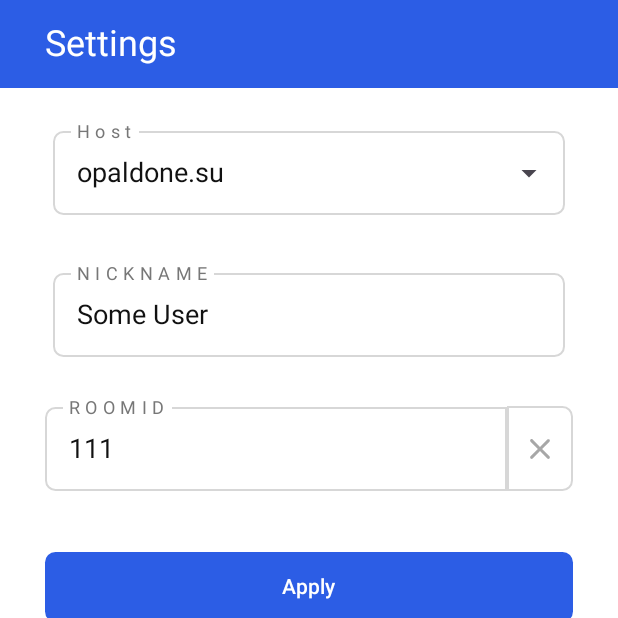
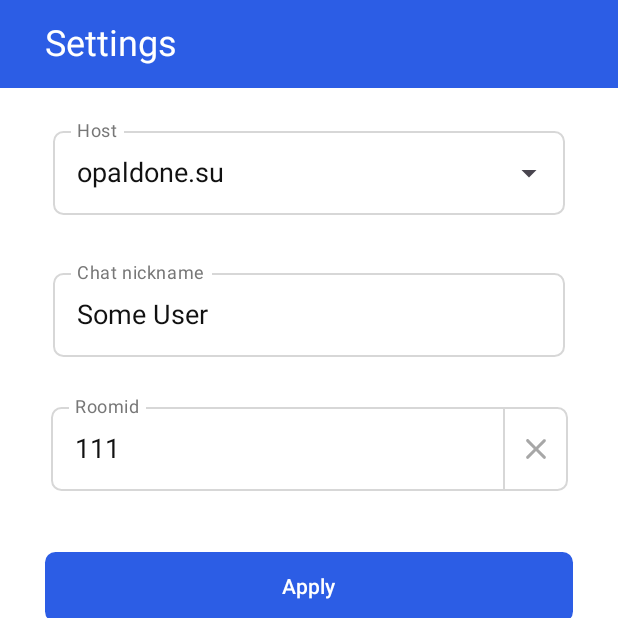
Before and after one commit to opaldone/opaloca, an Android app built with Jetpack Compose: the screen it shows after launch (MainActivity), item 3 of the bottom bar chosen, on a phone screen of 412 x 824 dp, the top half of it. Run offline under Robolectric (Android 15) with nearby library versions, the phone set to English and light mode, and no system bars.

Commit message:
Alarming schedule locaman

```diff
--- a/app/src/main/AndroidManifest.xml
+++ b/app/src/main/AndroidManifest.xml
@@ -7,6 +7,11 @@
   <uses-permission android:name="android.permission.CAMERA" />
   <uses-permission android:name="android.permission.RECORD_AUDIO" />
   <uses-permission android:name="android.permission.MODIFY_AUDIO_SETTINGS" />
+  <uses-permission android:name="android.permission.POST_NOTIFICATIONS" />
+
+  <uses-feature
+    android:name="android.hardware.camera"
+    android:required="false" />
 
   <application
     android:allowBackup="true"
--- a/app/src/main/java/click/opaldone/opaloca/ui/nav/MapScreen.kt
+++ b/app/src/main/java/click/opaldone/opaloca/ui/nav/MapScreen.kt
@@ -1,6 +1,5 @@
 package click.opaldone.opaloca.ui.nav
 
-import android.content.Context
 import androidx.compose.runtime.Composable
 import androidx.compose.ui.viewinterop.AndroidView
 import android.webkit.WebView
@@ -15,11 +14,7 @@ import androidx.compose.runtime.mutableStateOf
 import androidx.compose.runtime.getValue
 import androidx.compose.runtime.setValue
 import android.webkit.JavascriptInterface
-import androidx.navigation.NavController
-import android.widget.Toast
-import android.view.Gravity
 import androidx.compose.runtime.DisposableEffect
-import click.opaldone.opaloca.dts.ShareTools
 import click.opaldone.opaloca.loga.show_log
 
 class MapScreen(private val nav: Navig) {
--- a/app/src/main/java/click/opaldone/opaloca/ui/nav/Navig.kt
+++ b/app/src/main/java/click/opaldone/opaloca/ui/nav/Navig.kt
@@ -18,10 +18,8 @@ import androidx.navigation.compose.rememberNavController
 import androidx.navigation.NavHostController
 import androidx.navigation.compose.composable
 import androidx.navigation.compose.currentBackStackEntryAsState
-import androidx.navigation.NavGraph.Companion.findStartDestination
 import androidx.compose.ui.platform.LocalContext
 import android.app.Activity
-import click.opaldone.opaloca.MainActivity
 import androidx.compose.ui.res.stringResource
 import click.opaldone.opaloca.dts.ShareTools
 import click.opaldone.opaloca.R
@@ -93,7 +91,7 @@ class Navig(val ctx: Context) {
     }
 
     private fun startWithRoomId(roomid: String?): String {
-        var ret = NavRoutes.Settings.route
+        var ret = NavRoutes.Mapa.route
 
         if (roomid != null) {
             ret = NavRoutes.Chat.route
@@ -139,7 +137,7 @@ class Navig(val ctx: Context) {
 
     @Composable
     fun CloseApp() {
-        val activity = (LocalContext.current as? Activity)
+        val activity = (ctx as? Activity)
         activity?.finishAndRemoveTask();
     }
 
--- a/app/src/main/java/click/opaldone/opaloca/ui/nav/SettingsScreen.kt
+++ b/app/src/main/java/click/opaldone/opaloca/ui/nav/SettingsScreen.kt
@@ -14,15 +14,12 @@ import androidx.compose.foundation.layout.Spacer
 import androidx.compose.foundation.layout.fillMaxSize
 import androidx.compose.foundation.layout.fillMaxWidth
 import androidx.compose.foundation.layout.fillMaxHeight
-import androidx.compose.foundation.layout.size
+import androidx.compose.foundation.layout.offset
 import androidx.compose.foundation.layout.height
 import androidx.compose.foundation.layout.padding
-import androidx.compose.foundation.layout.systemBarsPadding
 import androidx.compose.material3.Button
 import androidx.compose.foundation.shape.RoundedCornerShape
 import androidx.compose.material3.ButtonDefaults
-import androidx.compose.material3.TextField
-import androidx.compose.material3.TextFieldDefaults
 
 import androidx.compose.material.icons.Icons
 import androidx.compose.material.icons.rounded.*
@@ -33,13 +30,10 @@ import androidx.compose.material3.IconButtonDefaults
 import androidx.compose.foundation.layout.IntrinsicSize
 
 import androidx.compose.material3.OutlinedTextField
-import androidx.compose.ui.text.input.TextFieldValue
-import androidx.compose.ui.text.TextRange
 import androidx.compose.material3.OutlinedTextFieldDefaults
 import androidx.compose.material3.ExposedDropdownMenuAnchorType
 import androidx.compose.ui.text.TextStyle
 import androidx.compose.ui.Alignment
-import androidx.compose.foundation.layout.Arrangement
 
 import androidx.compose.material3.Text
 import androidx.compose.runtime.getValue
@@ -50,12 +44,9 @@ import androidx.compose.ui.Modifier
 import androidx.compose.ui.graphics.Color
 import androidx.compose.ui.unit.dp
 import androidx.compose.ui.unit.sp
-import androidx.compose.ui.unit.em
 import androidx.compose.ui.res.stringArrayResource
 import androidx.compose.runtime.Composable
 import android.content.Context
-import android.content.Intent
-import androidx.navigation.NavController
 import click.opaldone.opaloca.dts.ShareTools
 import click.opaldone.opaloca.R
 import click.opaldone.opaloca.loga.show_log
@@ -97,7 +88,6 @@ class SettingsScreen(val ctx: Context, val nav: Navig) {
                         text = lbl,
                         fontSize = 12.sp,
                         color = Color(0xff777777),
-                        style = TextStyle(letterSpacing = 0.3.em)
                     )
                 },
                 trailingIcon = { ExposedDropdownMenuDefaults.TrailingIcon(expanded = expa) },
@@ -184,10 +174,9 @@ class SettingsScreen(val ctx: Context, val nav: Navig) {
                     },
                     label = {
                         Text(
-                            text = "NICKNAME",
+                            text = "Chat nickname",
                             fontSize = 12.sp,
-                            color = Color(0xff777777),
-                            style = TextStyle(letterSpacing = 0.3.em)
+                            color = Color(0xff777777)
                         )
                     },
                     colors = OutlinedTextFieldDefaults.colors(
@@ -203,7 +192,11 @@ class SettingsScreen(val ctx: Context, val nav: Navig) {
                 Row(
                     modifier = Modifier
                         .fillMaxWidth()
-                        .height(IntrinsicSize.Max),
+                        .height(IntrinsicSize.Max)
+                        .padding(
+                            start = 4.dp,
+                            end = 2.dp,
+                        ),
                     verticalAlignment = Alignment.Top,
                 ) {
                     OutlinedTextField(
@@ -230,10 +223,9 @@ class SettingsScreen(val ctx: Context, val nav: Navig) {
                         },
                         label = {
                             Text(
-                                text = "ROOMID",
+                                text = "Roomid",
                                 fontSize = 12.sp,
-                                color = Color(0xff777777),
-                                style = TextStyle(letterSpacing = 0.3.em)
+                                color = Color(0xff777777)
                             )
                         },
                         colors = OutlinedTextFieldDefaults.colors(
@@ -246,8 +238,9 @@ class SettingsScreen(val ctx: Context, val nav: Navig) {
 
                     OutlinedIconButton(
                         modifier = Modifier
-                            .padding(top = 7.dp)
+                            .padding(top = 8.dp)
                             .fillMaxHeight()
+                            .offset(x = (-2).dp)
                             .weight(1f),
                         colors = IconButtonDefaults.iconButtonColors(
                             contentColor = Color(0xffa7a7a7),
--- a/app/src/main/java/click/opaldone/opaloca/ui/nav/WebViewAddons.kt
+++ b/app/src/main/java/click/opaldone/opaloca/ui/nav/WebViewAddons.kt
@@ -24,11 +24,7 @@ fun WebView.stopJavaScriptTimers() {
     }
     """.trimIndent()
 
-    if (Build.VERSION.SDK_INT >= Build.VERSION_CODES.KITKAT) {
-        evaluateJavascript(jsCode, null)
-    } else {
-        loadUrl("javascript:$jsCode")
-    }
+    evaluateJavascript(jsCode, null)
 }
 
 fun WebView.cleanup() {
```
Also changed, not shown: app/src/main/java/click/opaldone/opaloca/dts/ShareTools.kt (+10 -4 lines), app/src/main/java/click/opaldone/opaloca/receivers/ChatReceiver.kt (+10 -0 lines), gradle/libs.versions.toml (+4 -4 lines), 2 other files.
